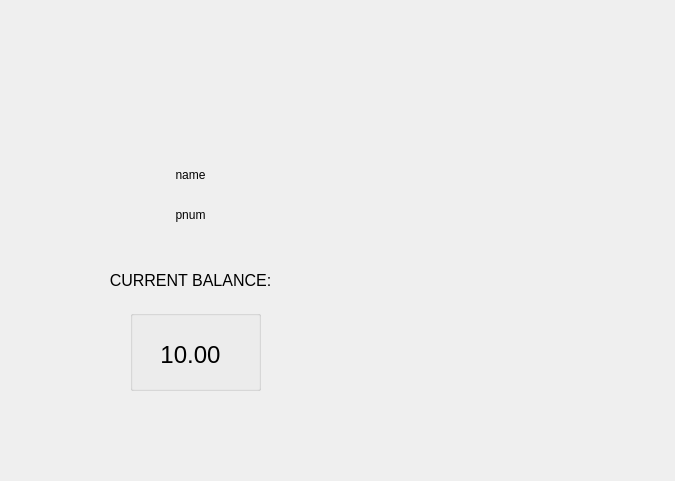
Old version of the form main_interface.ui in the repository powtaytwo/128Final.
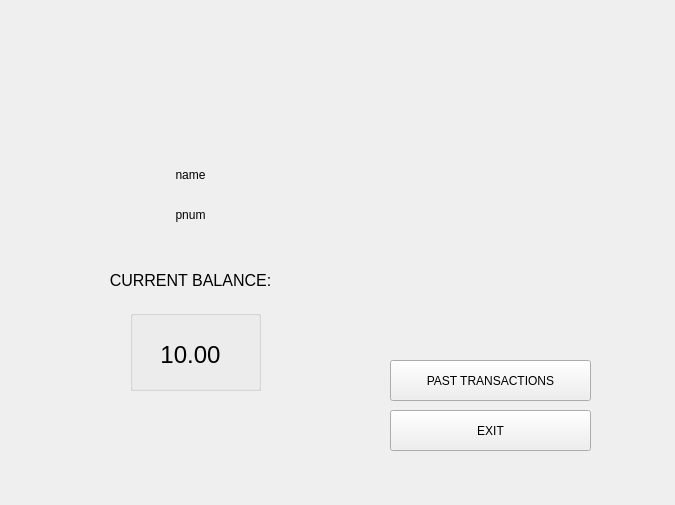
New version of the form. Icons and pictures are not drawn.

Patch:
```diff
--- a/main_interface.ui
+++ b/main_interface.ui
@@ -7,7 +7,7 @@
     <x>0</x>
     <y>0</y>
     <width>675</width>
-    <height>481</height>
+    <height>505</height>
    </rect>
   </property>
   <property name="windowTitle">
@@ -17,9 +17,9 @@
    <property name="geometry">
     <rect>
      <x>370</x>
-     <y>300</y>
-     <width>241</width>
-     <height>101</height>
+     <y>280</y>
+     <width>231</width>
+     <height>91</height>
     </rect>
    </property>
    <property name="sizePolicy">
@@ -158,6 +158,32 @@
     <string/>
    </property>
   </widget>
+  <widget class="QPushButton" name="pushButton_2">
+   <property name="geometry">
+    <rect>
+     <x>390</x>
+     <y>360</y>
+     <width>201</width>
+     <height>41</height>
+    </rect>
+   </property>
+   <property name="text">
+    <string>PAST TRANSACTIONS</string>
+   </property>
+  </widget>
+  <widget class="QPushButton" name="pushButton_3">
+   <property name="geometry">
+    <rect>
+     <x>390</x>
+     <y>410</y>
+     <width>201</width>
+     <height>41</height>
+    </rect>
+   </property>
+   <property name="text">
+    <string>EXIT</string>
+   </property>
+  </widget>
  </widget>
  <resources/>
  <connections/>
```
Left out of the diff: 2 changed lines with no effect on the pictures.
